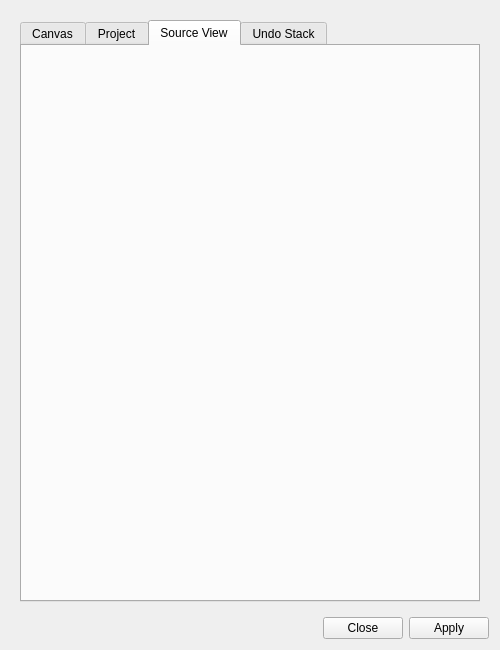
Old version of the form UI/glitch-canvas-settings.ui in the repository textbrowser/glitch.
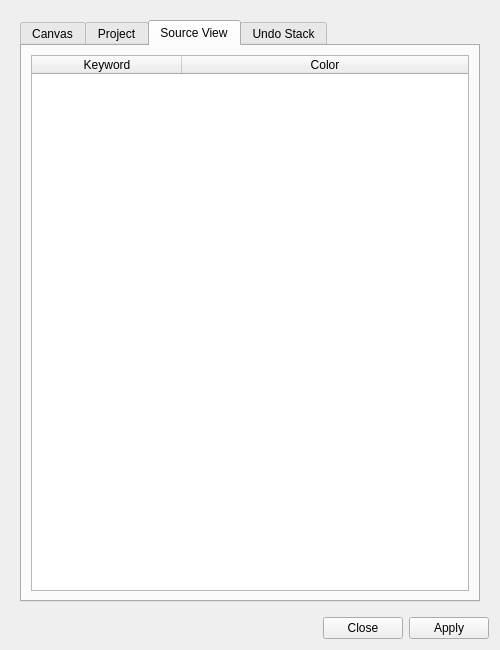
New version of the form. The open tabs and pages were chosen to show the change. Icons and pictures are not drawn.

```diff
--- a/UI/glitch-canvas-settings.ui
+++ b/UI/glitch-canvas-settings.ui
@@ -659,6 +659,40 @@
           <attribute name="title">
            <string>Source View</string>
           </attribute>
+          <layout class="QVBoxLayout" name="verticalLayout_7">
+           <item>
+            <widget class="QTableWidget" name="source_view_table">
+             <property name="alternatingRowColors">
+              <bool>true</bool>
+             </property>
+             <property name="selectionMode">
+              <enum>QAbstractItemView::SingleSelection</enum>
+             </property>
+             <property name="selectionBehavior">
+              <enum>QAbstractItemView::SelectRows</enum>
+             </property>
+             <attribute name="horizontalHeaderMinimumSectionSize">
+              <number>150</number>
+             </attribute>
+             <attribute name="horizontalHeaderDefaultSectionSize">
+              <number>150</number>
+             </attribute>
+             <attribute name="horizontalHeaderStretchLastSection">
+              <bool>true</bool>
+             </attribute>
+             <column>
+              <property name="text">
+               <string>Keyword</string>
+              </property>
+             </column>
+             <column>
+              <property name="text">
+               <string>Color</string>
+              </property>
+             </column>
+            </widget>
+           </item>
+          </layout>
          </widget>
          <widget class="QWidget" name="page_4">
           <attribute name="title">
```
Left out of the diff: 1 changed line with no effect on the pictures.
